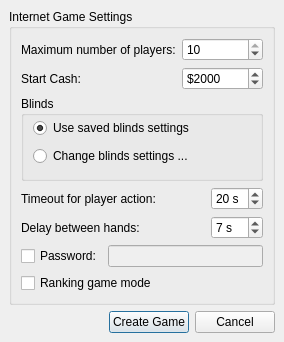
Qt form src/gui/qt/createinternetgamedialog.ui (pokerth/pokerth) before a commit.
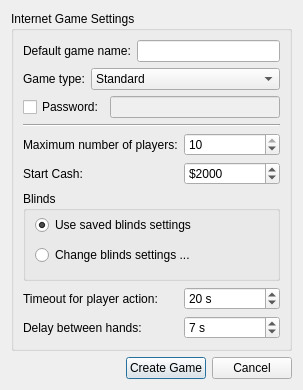
The same form after that commit. Icons and pictures are not drawn.

Commit message: GUI: new game types and game name fields in settings and createinternetgame dialogs

```diff
--- a/src/gui/qt/createinternetgamedialog.ui
+++ b/src/gui/qt/createinternetgamedialog.ui
@@ -6,27 +6,130 @@
    <rect>
     <x>0</x>
     <y>0</y>
-    <width>284</width>
-    <height>342</height>
+    <width>303</width>
+    <height>390</height>
    </rect>
   </property>
   <property name="windowTitle">
    <string>Create Internet Game</string>
   </property>
-  <layout class="QGridLayout">
-   <property name="margin">
-    <number>9</number>
-   </property>
-   <property name="spacing">
-    <number>6</number>
-   </property>
+  <layout class="QGridLayout" name="gridLayout_2">
    <item row="0" column="0">
     <widget class="QGroupBox" name="groupBox">
      <property name="title">
       <string>Internet Game Settings</string>
      </property>
-     <layout class="QGridLayout">
-      <item row="0" column="0">
+     <layout class="QGridLayout" name="gridLayout">
+      <item row="0" column="0" colspan="2">
+       <layout class="QHBoxLayout" name="horizontalLayout_8">
+        <item>
+         <widget class="QLabel" name="label_23">
+          <property name="text">
+           <string>Default game name:</string>
+          </property>
+         </widget>
+        </item>
+        <item>
+         <widget class="QLineEdit" name="lineEdit_gameName"/>
+        </item>
+       </layout>
+      </item>
+      <item row="1" column="0" colspan="2">
+       <layout class="QHBoxLayout" name="horizontalLayout">
+        <item>
+         <widget class="QLabel" name="label_3">
+          <property name="text">
+           <string>Game type:</string>
+          </property>
+         </widget>
+        </item>
+        <item>
+         <widget class="QComboBox" name="comboBox_gameType">
+          <property name="sizePolicy">
+           <sizepolicy hsizetype="MinimumExpanding" vsizetype="Fixed">
+            <horstretch>0</horstretch>
+            <verstretch>0</verstretch>
+           </sizepolicy>
+          </property>
+          <item>
+           <property name="text">
+            <string>Standard</string>
+           </property>
+           <property name="icon">
+            <iconset resource="resources/pokerth.qrc">
+             <normaloff>:/gfx/player_play.png</normaloff>:/gfx/player_play.png</iconset>
+           </property>
+          </item>
+          <item>
+           <property name="text">
+            <string>Registered players only</string>
+           </property>
+           <property name="icon">
+            <iconset resource="resources/pokerth.qrc">
+             <normaloff>:/gfx/registered.png</normaloff>:/gfx/registered.png</iconset>
+           </property>
+          </item>
+          <item>
+           <property name="text">
+            <string>Invited players only</string>
+           </property>
+           <property name="icon">
+            <iconset resource="resources/pokerth.qrc">
+             <normaloff>:/gfx/list_add_user.png</normaloff>:/gfx/list_add_user.png</iconset>
+           </property>
+          </item>
+          <item>
+           <property name="text">
+            <string>Ranking game</string>
+           </property>
+           <property name="icon">
+            <iconset resource="resources/pokerth.qrc">
+             <normaloff>:/gfx/cup.png</normaloff>:/gfx/cup.png</iconset>
+           </property>
+          </item>
+         </widget>
+        </item>
+       </layout>
+      </item>
+      <item row="2" column="0" colspan="2">
+       <layout class="QHBoxLayout">
+        <property name="spacing">
+         <number>6</number>
+        </property>
+        <property name="margin">
+         <number>0</number>
+        </property>
+        <item>
+         <widget class="QCheckBox" name="checkBox_Password">
+          <property name="text">
+           <string>Password:</string>
+          </property>
+          <property name="icon">
+           <iconset resource="resources/pokerth.qrc">
+            <normaloff>:/gfx/lock.png</normaloff>:/gfx/lock.png</iconset>
+          </property>
+         </widget>
+        </item>
+        <item>
+         <widget class="QLineEdit" name="lineEdit_Password">
+          <property name="enabled">
+           <bool>false</bool>
+          </property>
+          <property name="echoMode">
+           <enum>QLineEdit::Password</enum>
+          </property>
+         </widget>
+        </item>
+       </layout>
+      </item>
+      <item row="3" column="0" colspan="2">
+       <widget class="Line" name="line">
+        <property name="orientation">
+         <enum>Qt::Horizontal</enum>
+        </property>
+       </widget>
+      </item>
+      <item row="4" column="0">
        <widget class="QLabel" name="label">
         <property name="text">
          <string>Maximum number of players:</string>
@@ -36,7 +139,7 @@
         </property>
        </widget>
       </item>
-      <item row="0" column="1" colspan="3">
+      <item row="4" column="1">
        <widget class="QSpinBox" name="spinBox_quantityPlayers">
         <property name="minimum">
          <number>2</number>
@@ -49,7 +152,7 @@
         </property>
        </widget>
       </item>
-      <item row="1" column="0">
+      <item row="5" column="0">
        <widget class="QLabel" name="label_2">
         <property name="text">
          <string>Start Cash:</string>
@@ -59,7 +162,7 @@
         </property>
        </widget>
       </item>
-      <item row="1" column="1" colspan="3">
+      <item row="5" column="1">
        <widget class="QSpinBox" name="spinBox_startCash">
         <property name="suffix">
          <string/>
@@ -81,7 +184,7 @@
         </property>
        </widget>
       </item>
-      <item row="2" column="0" colspan="4">
+      <item row="6" column="0" colspan="2">
        <widget class="QGroupBox" name="groupBox_2">
         <property name="title">
          <string>Blinds</string>
@@ -110,38 +213,7 @@
         </layout>
        </widget>
       </item>
-      <item row="6" column="0" colspan="4">
-       <layout class="QHBoxLayout">
-        <property name="spacing">
-         <number>6</number>
-        </property>
-        <property name="margin">
-         <number>0</number>
-        </property>
-        <item>
-         <widget class="QCheckBox" name="checkBox_Password">
-          <property name="text">
-           <string>Password:</string>
-          </property>
-          <property name="icon">
-           <iconset resource="resources/pokerth.qrc">
-            <normaloff>:/gfx/lock.png</normaloff>:/gfx/lock.png</iconset>
-          </property>
-         </widget>
-        </item>
-        <item>
-         <widget class="QLineEdit" name="lineEdit_Password">
-          <property name="enabled">
-           <bool>false</bool>
-          </property>
-          <property name="echoMode">
-           <enum>QLineEdit::Password</enum>
-          </property>
-         </widget>
-        </item>
-       </layout>
-      </item>
-      <item row="3" column="0" colspan="2">
+      <item row="7" column="0">
        <widget class="QLabel" name="label_6">
         <property name="sizePolicy">
          <sizepolicy hsizetype="Minimum" vsizetype="Preferred">
@@ -157,7 +229,23 @@
         </property>
        </widget>
       </item>
-      <item row="4" column="0" colspan="2">
+      <item row="7" column="1">
+       <widget class="QSpinBox" name="spinBox_netTimeOutPlayerAction">
+        <property name="suffix">
+         <string> s</string>
+        </property>
+        <property name="minimum">
+         <number>5</number>
+        </property>
+        <property name="maximum">
+         <number>60</number>
+        </property>
+        <property name="value">
+         <number>20</number>
+        </property>
+       </widget>
+      </item>
+      <item row="8" column="0">
        <widget class="QLabel" name="label_5">
         <property name="text">
          <string>Delay between hands:</string>
@@ -167,23 +255,7 @@
         </property>
        </widget>
       </item>
-      <item row="3" column="2" colspan="2">
-       <widget class="QSpinBox" name="spinBox_netTimeOutPlayerAction">
-        <property name="suffix">
-         <string> s</string>
-        </property>
-        <property name="minimum">
-         <number>5</number>
-        </property>
-        <property name="maximum">
-         <number>60</number>
-        </property>
-        <property name="value">
-         <number>20</number>
-        </property>
-       </widget>
-      </item>
-      <item row="4" column="2" colspan="2">
+      <item row="8" column="1">
        <widget class="QSpinBox" name="spinBox_netDelayBetweenHands">
         <property name="sizePolicy">
          <sizepolicy hsizetype="Expanding" vsizetype="Fixed">
@@ -205,23 +277,6 @@
         </property>
        </widget>
       </item>
-      <item row="7" column="0" colspan="4">
-       <widget class="QCheckBox" name="checkBox_rankingMode">
-        <property name="statusTip">
-         <string>This game will affect players ranking level</string>
-        </property>
-        <property name="whatsThis">
-         <string>This game will affect players ranking level</string>
-        </property>
-        <property name="text">
-         <string>Ranking game mode</string>
-        </property>
-        <property name="icon">
-         <iconset resource="resources/pokerth.qrc">
-          <normaloff>:/gfx/cup.png</normaloff>:/gfx/cup.png</iconset>
-        </property>
-       </widget>
-      </item>
      </layout>
     </widget>
    </item>
```
The commit also changes 7 other files.
